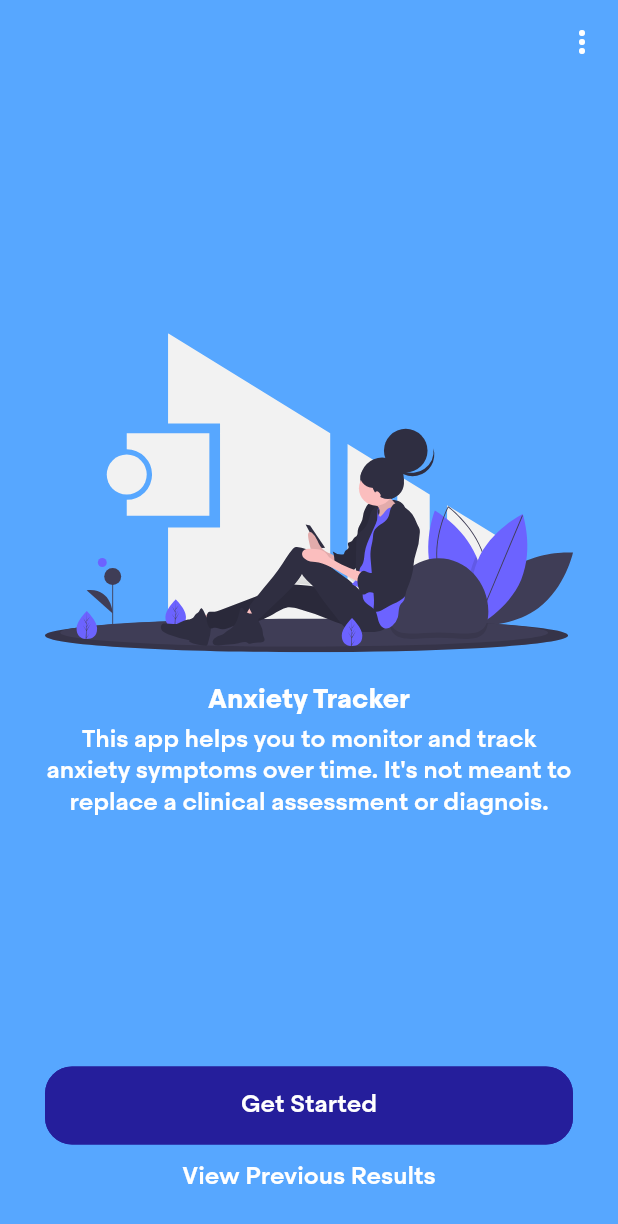
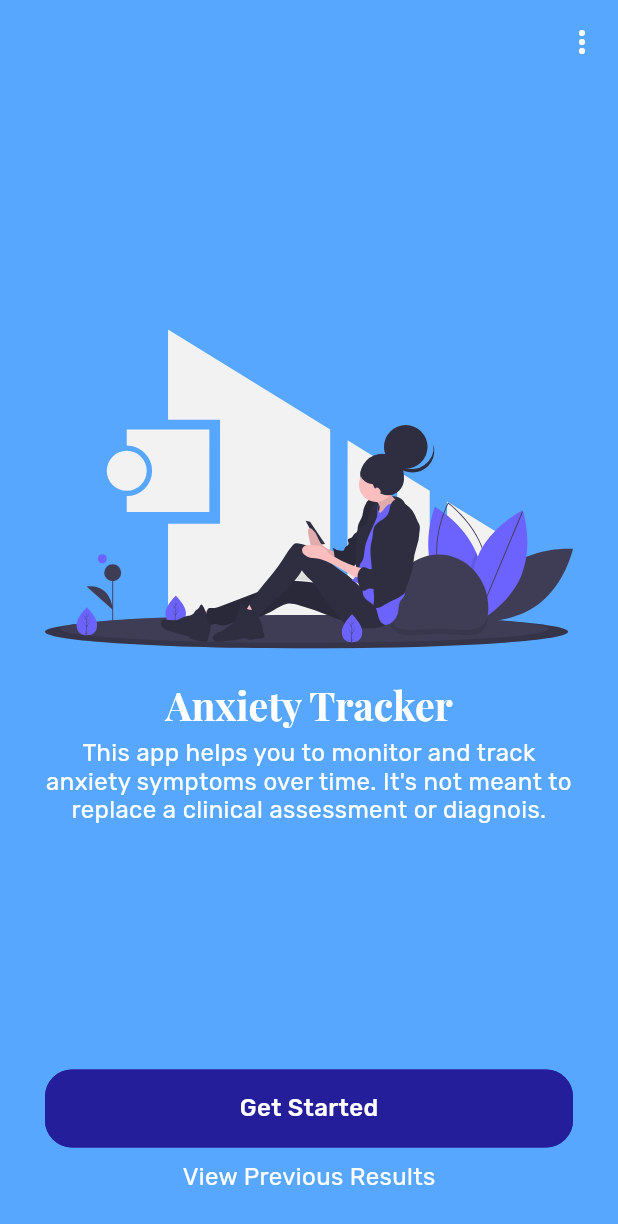
Before and after one commit to devinsays/gad7, a Flutter app: the screen it shows after launch, on a phone screen of 412 x 824 dp. Shown: the top 1224 px of the screen. Run offline on Flutter 3.47's test engine with Material 2 defaults, Android fonts, the phone set to English and light mode, and no system bars; our stand-ins replace flutter_svg, google_fonts, shared_preferences, sqflite; accounts and stored records are empty; project files that could hold a hidden picture were left out.

Commit message:
Adjust fonts.

```diff
--- a/lib/styles/styles.dart
+++ b/lib/styles/styles.dart
@@ -1,4 +1,5 @@
 import 'package:flutter/material.dart';
+import 'package:google_fonts/google_fonts.dart';
 
 import 'package:gad7/styles/palette.dart';
 
@@ -7,15 +8,18 @@ class Styles {
     color: Palette.white,
   );
 
-  static TextStyle h1 = defaultStyle.copyWith(
-    fontWeight: FontWeight.w700,
-    fontSize: 18.0,
-    height: 22 / 18,
+  static TextStyle h1 = GoogleFonts.playfairDisplay(
+    textStyle: defaultStyle.copyWith(
+      fontWeight: FontWeight.w700,
+      fontSize: 26.0,
+    ),
   );
 
-  static TextStyle q = defaultStyle.copyWith(
-    fontWeight: FontWeight.w500,
-    fontSize: 18.0,
+  static TextStyle q = GoogleFonts.playfairDisplay(
+    textStyle: defaultStyle.copyWith(
+      fontWeight: FontWeight.w700,
+      fontSize: 26.0,
+    ),
   );
 
   static TextStyle a = defaultStyle.copyWith(
@@ -25,6 +29,7 @@ class Styles {
 
   static TextStyle p = defaultStyle.copyWith(
     fontSize: 16.0,
+    letterSpacing: .25,
   );
 
   static TextStyle label = defaultStyle.copyWith(
--- a/lib/styles/theme.dart
+++ b/lib/styles/theme.dart
@@ -1,4 +1,6 @@
 import 'package:flutter/material.dart';
+
+import 'package:google_fonts/google_fonts.dart';
 
 final Map<int, Color> primarySwatch = const <int, Color> {
   900: Color(0xff2D2051),
@@ -15,6 +17,6 @@ final Map<int, Color> primarySwatch = const <int, Color> {
 
 final ThemeData themeData = new ThemeData(
   brightness: Brightness.light,
-  fontFamily: 'Steradian',
   primarySwatch: MaterialColor(0xff514A89, primarySwatch),
+  textTheme: GoogleFonts.rubikTextTheme(),
 );
```
Also changed, not shown: pubspec.yaml (+0 -10 lines), assets/fonts/Steradian-Bold.otf (deleted), assets/fonts/Steradian-Medium.otf (deleted), assets/fonts/Steradian-Regular.otf (deleted).
